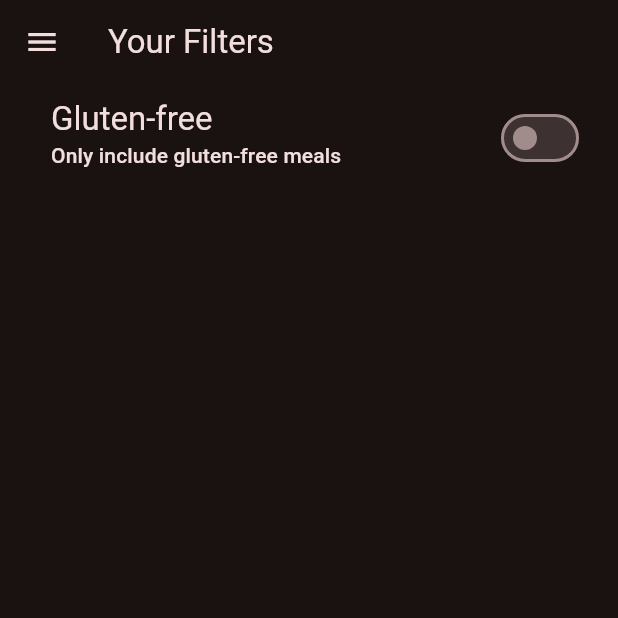
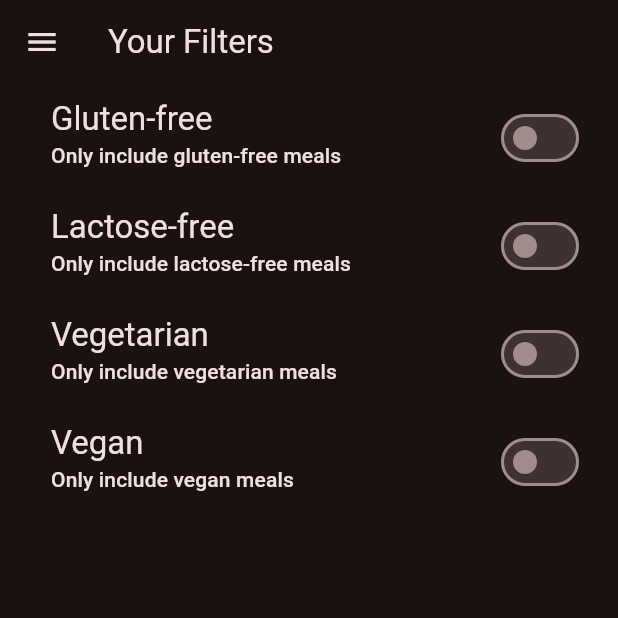
Before and after one commit to JoaoVitorLima242/meals_app_flutter, a Flutter app: the FiltersScreen screen opened directly, on a phone screen of 412 x 824 dp, the top half of it. Run offline on Flutter 3.47's test engine with Material 2 defaults, Android fonts, the phone set to English and light mode, and no system bars; our stand-ins replace transparent_image.

Commit message:
adjusting filters

```diff
--- a/lib/features/filters/filters_screen.dart
+++ b/lib/features/filters/filters_screen.dart
@@ -1,4 +1,5 @@
 import 'package:flutter/material.dart';
+import 'package:meals_app/features/filters/widgets/filters_check_item.dart';
 import 'package:meals_app/features/tab_bar/widgets/main_drawer.dart';
 
 class FiltersScreen extends StatefulWidget {
@@ -12,6 +13,9 @@ class FiltersScreen extends StatefulWidget {
 
 class _FiltersScreen extends State<FiltersScreen> {
   bool _gluttenFreeFilterSet = false;
+  bool _lactoseFreeFilterSet = false;
+  bool _vegetarianFilterSet = false;
+  bool _veganFilterSet = false;
 
   @override
   Widget build(BuildContext context) {
@@ -21,27 +25,46 @@ class _FiltersScreen extends State<FiltersScreen> {
       ),
       drawer: const MainDrawer(currentPage: DrawerRoutes.filters),
       body: Column(children: [
-        SwitchListTile(
+        FilterCheckItem(
+          title: "Gluten-free",
+          subtitle: "Only include gluten-free meals",
           value: _gluttenFreeFilterSet,
           onChanged: (isChecked) {
             setState(() {
               _gluttenFreeFilterSet = isChecked;
             });
           },
-            contentPadding: const EdgeInsets.only(left: 34, right: 22),
-            title: Text(
-              'Gluten-free',
-              style: Theme.of(context).textTheme.titleLarge!.copyWith(
-                    color: Theme.of(context).colorScheme.onBackground,
         ),
+        FilterCheckItem(
+          title: "Lactose-free",
+          subtitle: "Only include lactose-free meals",
+          value: _lactoseFreeFilterSet,
+          onChanged: (isChecked) {
+            setState(() {
+              _lactoseFreeFilterSet = isChecked;
+            });
+          },
         ),
-            subtitle: Text(
-              'Only include gluten-free meals',
-              style: Theme.of(context).textTheme.titleSmall!.copyWith(
-                    color: Theme.of(context).colorScheme.onBackground,
+        FilterCheckItem(
+          title: "Vegetarian",
+          subtitle: "Only include vegetarian meals",
+          value: _vegetarianFilterSet,
+          onChanged: (isChecked) {
+            setState(() {
+              _vegetarianFilterSet = isChecked;
+            });
+          },
         ),
+        FilterCheckItem(
+          title: "Vegan",
+          subtitle: "Only include vegan meals",
+          value: _veganFilterSet,
+          onChanged: (isChecked) {
+            setState(() {
+              _veganFilterSet = isChecked;
+            });
+          },
         ),
-            activeColor: Theme.of(context).colorScheme.tertiary),
       ]),
     );
   }
--- /dev/null
+++ b/lib/features/filters/widgets/filters_check_item.dart
@@ -0,0 +1,37 @@
+import 'package:flutter/material.dart';
+
+class FilterCheckItem extends StatelessWidget {
+  const FilterCheckItem({
+    super.key,
+    required this.value,
+    required this.onChanged,
+    required this.title,
+    required this.subtitle,
+  });
+
+  final bool value;
+  final void Function(bool isChecked) onChanged;
+  final String title;
+  final String subtitle;
+
+  @override
+  Widget build(BuildContext context) {
+    return SwitchListTile(
+        value: value,
+        onChanged: onChanged,
+        contentPadding: const EdgeInsets.only(left: 34, right: 22),
+        title: Text(
+          title,
+          style: Theme.of(context).textTheme.titleLarge!.copyWith(
+                color: Theme.of(context).colorScheme.onBackground,
+              ),
+        ),
+        subtitle: Text(
+          subtitle,
+          style: Theme.of(context).textTheme.titleSmall!.copyWith(
+                color: Theme.of(context).colorScheme.onBackground,
+              ),
+        ),
+        activeColor: Theme.of(context).colorScheme.tertiary);
+  }
+}
```
Lines whose indentation alone changed are shown as unchanged.
